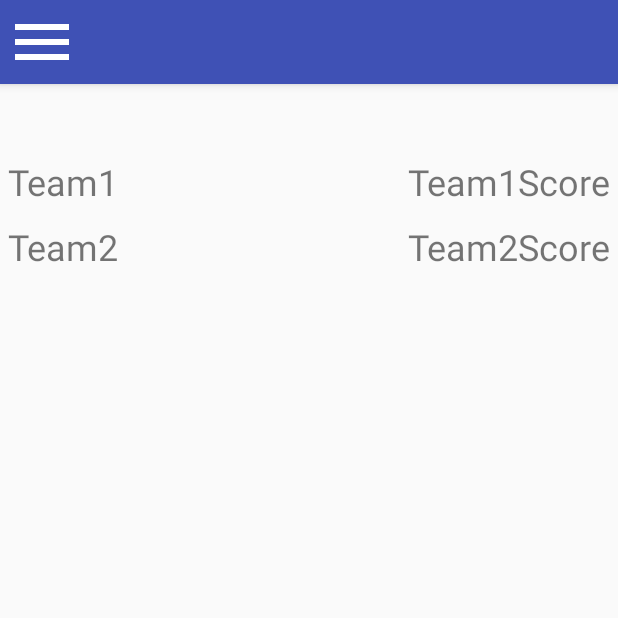
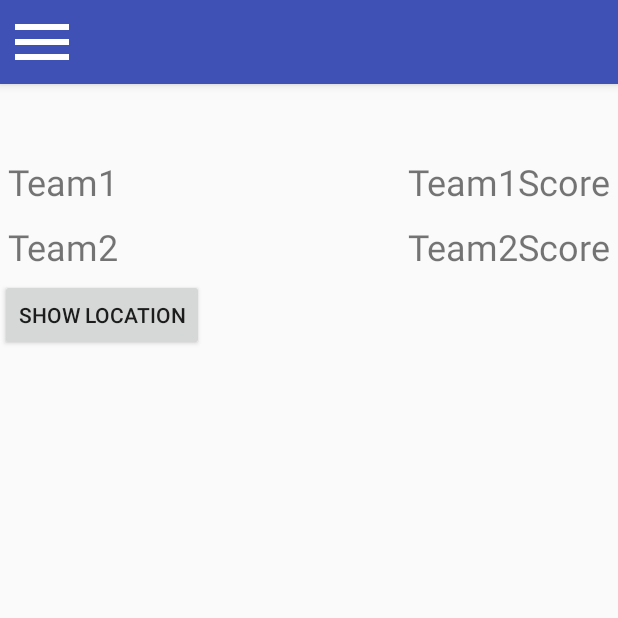
Before and after one commit to migah/ezscoremobile, an Android app: the MatchActivity screen opened directly, with no data from a screen before it, on a phone screen of 412 x 824 dp, the top half of it. Run offline under Robolectric (Android 15) with nearby library versions, the phone set to English and light mode, and no system bars; our stand-ins replace Firebase (no records; nobody signed in at launch, a user with empty details on screens opened directly); 10 statements that could not run were skipped.

Commit message:
added btn + method for opening maps with cords

```diff
--- a/app/src/main/java/pineapple/ezscore/MatchActivity.java
+++ b/app/src/main/java/pineapple/ezscore/MatchActivity.java
@@ -1,11 +1,15 @@
 package pineapple.ezscore;
 
 import android.content.Context;
+import android.content.Intent;
+import android.net.Uri;
 import android.support.v4.widget.DrawerLayout;
 import android.support.v7.app.AppCompatActivity;
 import android.os.Bundle;
 import android.support.v7.widget.Toolbar;
+import android.view.View;
 import android.widget.ArrayAdapter;
+import android.widget.Button;
 import android.widget.ListView;
 import android.widget.TextView;
 
@@ -14,6 +18,8 @@ import com.google.firebase.database.DatabaseError;
 import com.google.firebase.database.DatabaseReference;
 import com.google.firebase.database.FirebaseDatabase;
 import com.google.firebase.database.ValueEventListener;
+
+import java.util.Locale;
 
 import Entities.Match;
 import Entities.Round;
@@ -25,9 +31,7 @@ import Utilities.ToolbarInitializer;
 public class MatchActivity extends AppCompatActivity {
 
     private DrawerLayout matchLayout;
-
     private Toolbar toolbar;
-
     private TextView txtTime;
     private TextView txtTeam1;
     private TextView txtTeam2;
@@ -35,6 +39,7 @@ public class MatchActivity extends AppCompatActivity {
     private TextView txtTeam2Score;
     private ListView listRounds;
     private ListView drawerList;
+    private Button btnLocation;
 
     private String matchKey;
     private Match match;
@@ -46,25 +51,9 @@ public class MatchActivity extends AppCompatActivity {
     protected void onCreate(Bundle savedInstanceState) {
         super.onCreate(savedInstanceState);
         setContentView(R.layout.activity_match);
-        matchKey = (String) getIntent().getSerializableExtra("MatchKey");
-        matchRepository = new MatchRepository();
-
-        matchLayout = (DrawerLayout) findViewById(R.id.matchLayout);
-        toolbar = (Toolbar) findViewById(R.id.matchToolbar);
-        txtTime = (TextView) findViewById(R.id.txtTime);
-        txtTeam1 = (TextView) findViewById(R.id.txtTeam1);
-        txtTeam2 = (TextView) findViewById(R.id.txtTeam2);
-        txtTeam1Score = (TextView) findViewById(R.id.txtTeam1Score);
-        txtTeam2Score = (TextView) findViewById(R.id.txtTeam2Score);
-        listRounds = (ListView) findViewById(R.id.listRounds);
-        drawerList = (ListView) findViewById(R.id.matchViewDrawer);
-
-        context = this;
-
+        initVariables();
         setDatabaseReference();
-
-        toolbar = ToolbarInitializer.initToolbar(this, toolbar, matchLayout);
-        drawerList = DrawerListStuff.initList(this, this, drawerList);
+        initListeners();
     }
 
     private void setDatabaseReference() {
@@ -82,6 +71,10 @@ public class MatchActivity extends AppCompatActivity {
 
                 ArrayAdapter<Round> arrayAdapter = new ArrayAdapter<>(context, R.layout.custom_list_layout, match.getRounds());
                 listRounds.setAdapter(arrayAdapter);
+
+                if (match.getLocation() == null){
+                    btnLocation.setVisibility(View.GONE);
+                }
             }
 
             @Override
@@ -90,4 +83,38 @@ public class MatchActivity extends AppCompatActivity {
             }
         });
     }
+
+    private void initListeners() {
+        btnLocation.setOnClickListener(new View.OnClickListener() {
+            @Override
+            public void onClick(View v) {
+                String uri = String.format(Locale.ENGLISH, "geo:%f,%f", match.getLocation().getLatitude(), match.getLocation().getLongitude());
+                Intent intent = new Intent(Intent.ACTION_VIEW, Uri.parse(uri));
+                context.startActivity(intent);
+            }
+        });
+    }
+
+    private void initVariables() {
+        context = this;
+
+        matchKey = (String) getIntent().getSerializableExtra("MatchKey");
+        matchRepository = new MatchRepository();
+        matchLayout = (DrawerLayout) findViewById(R.id.matchLayout);
+
+        toolbar = (Toolbar) findViewById(R.id.matchToolbar);
+        txtTime = (TextView) findViewById(R.id.txtTime);
+        txtTeam1 = (TextView) findViewById(R.id.txtTeam1);
+        txtTeam2 = (TextView) findViewById(R.id.txtTeam2);
+        txtTeam1Score = (TextView) findViewById(R.id.txtTeam1Score);
+        txtTeam2Score = (TextView) findViewById(R.id.txtTeam2Score);
+        listRounds = (ListView) findViewById(R.id.listRounds);
+        drawerList = (ListView) findViewById(R.id.matchViewDrawer);
+        btnLocation = (Button) findViewById(R.id.btnLocation);
+
+        toolbar = ToolbarInitializer.initToolbar(this, toolbar, matchLayout);
+        drawerList = DrawerListStuff.initList(this, this, drawerList);
+    }
+
+
 }
--- a/app/src/main/res/layout/activity_match.xml
+++ b/app/src/main/res/layout/activity_match.xml
@@ -74,6 +74,12 @@
                 android:layout_height="wrap_content">
 
             </ListView>
+
+            <Button
+                android:layout_width="wrap_content"
+                android:layout_height="wrap_content"
+                android:text="Show location"
+                android:id="@+id/btnLocation"/>
         </LinearLayout>
     </RelativeLayout>
 
@@ -83,4 +89,5 @@
         android:layout_gravity="start"
         android:background="#ffffff" />
 
+
 </android.support.v4.widget.DrawerLayout>
```
